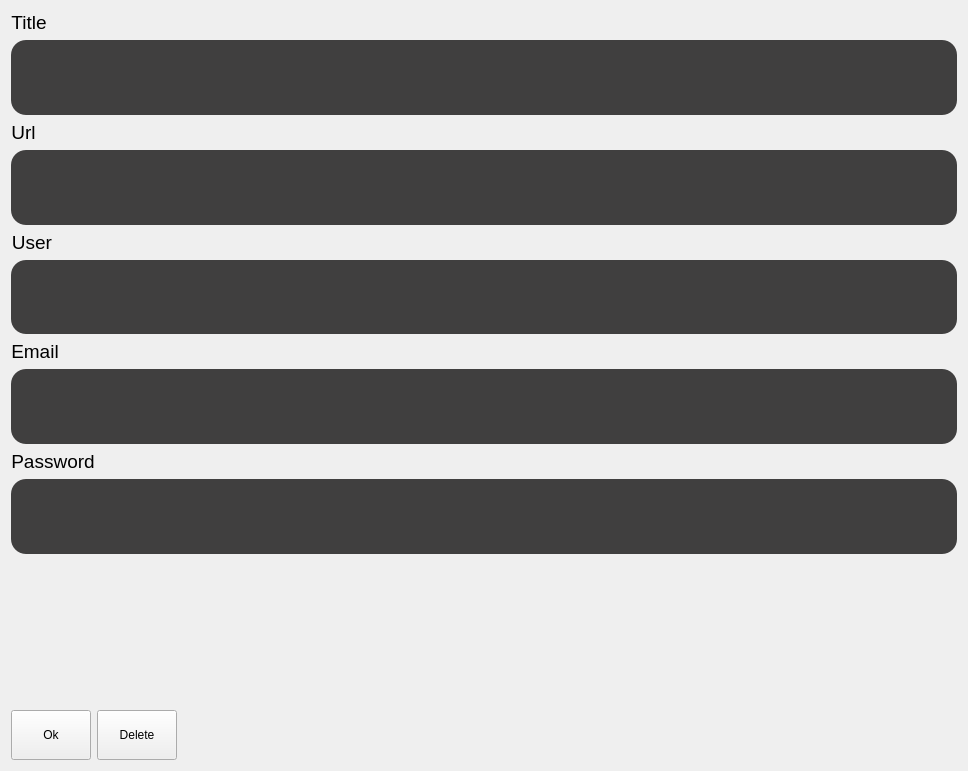
First picture: the form in widgets/infowidget.ui, repository commmrade/PasswordManager, before the edit.
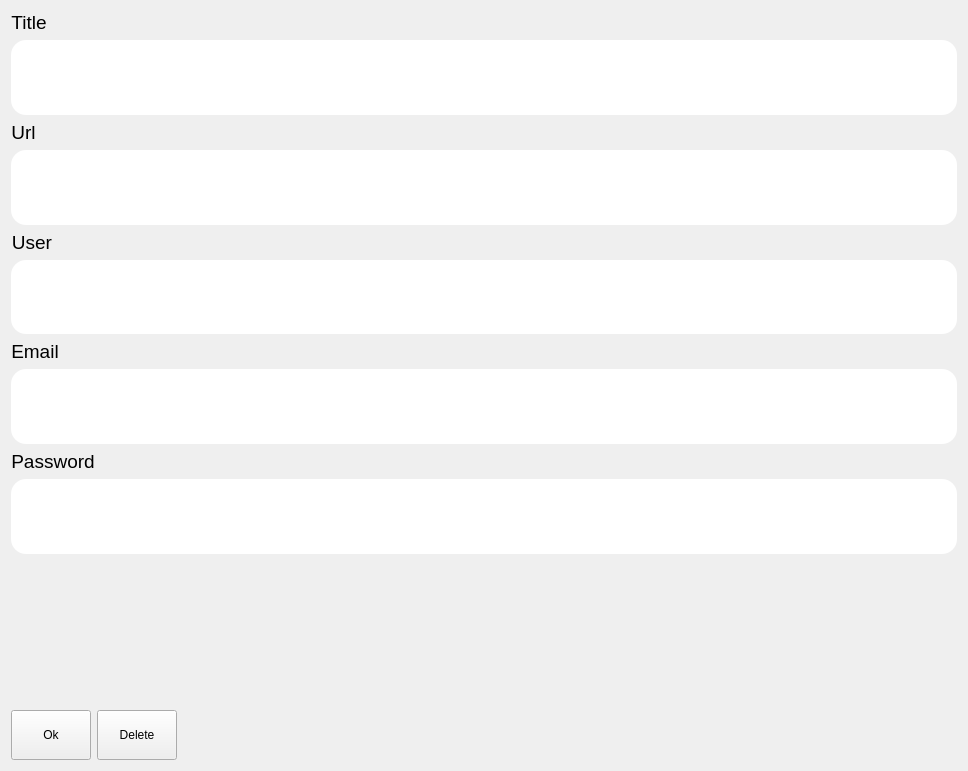
Second picture: the form after the edit.

The edit to the form file:
```diff
--- a/widgets/infowidget.ui
+++ b/widgets/infowidget.ui
@@ -77,11 +77,7 @@
         </font>
        </property>
        <property name="styleSheet">
-        <string notr="true">QLineEdit {
-	background-color: #403F3F;
-	border-radius: 15px;
-	color: white;
-}</string>
+        <string notr="true">border-radius: 15px;</string>
        </property>
        <property name="alignment">
         <set>Qt::AlignmentFlag::AlignCenter</set>
@@ -153,11 +149,7 @@
         </font>
        </property>
        <property name="styleSheet">
-        <string notr="true">QLineEdit {
-	background-color: #403F3F;
-	border-radius: 15px;
-	color: white;
-}</string>
+        <string notr="true">border-radius: 15px;</string>
        </property>
        <property name="alignment">
         <set>Qt::AlignmentFlag::AlignCenter</set>
@@ -229,11 +221,7 @@
         </font>
        </property>
        <property name="styleSheet">
-        <string notr="true">QLineEdit {
-	background-color: #403F3F;
-	border-radius: 15px;
-	color: white;
-}</string>
+        <string notr="true">border-radius: 15px;</string>
        </property>
        <property name="alignment">
         <set>Qt::AlignmentFlag::AlignCenter</set>
@@ -305,11 +293,7 @@
         </font>
        </property>
        <property name="styleSheet">
-        <string notr="true">QLineEdit {
-	background-color: #403F3F;
-	border-radius: 15px;
-	color: white;
-}</string>
+        <string notr="true">border-radius: 15px;</string>
        </property>
        <property name="alignment">
         <set>Qt::AlignmentFlag::AlignCenter</set>
@@ -381,11 +365,7 @@
         </font>
        </property>
        <property name="styleSheet">
-        <string notr="true">QLineEdit {
-	background-color: #403F3F;
-	border-radius: 15px;
-	color: white;
-}</string>
+        <string notr="true">border-radius: 15px;</string>
        </property>
        <property name="alignment">
         <set>Qt::AlignmentFlag::AlignCenter</set>
```
